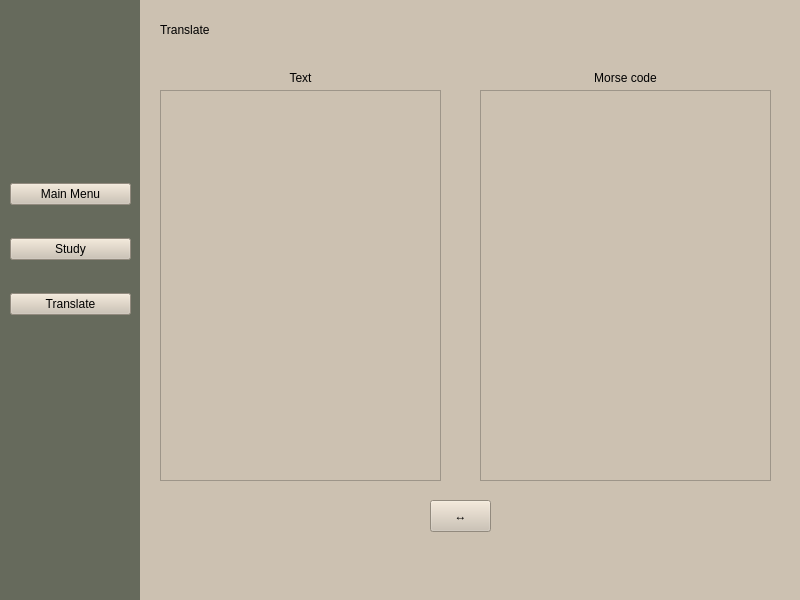
The window that mainmenu.ui (University-of-Utah-CS3505/a9-an-educational-app-BrittonJordan) describes before a commit, drawn with Qt 5.
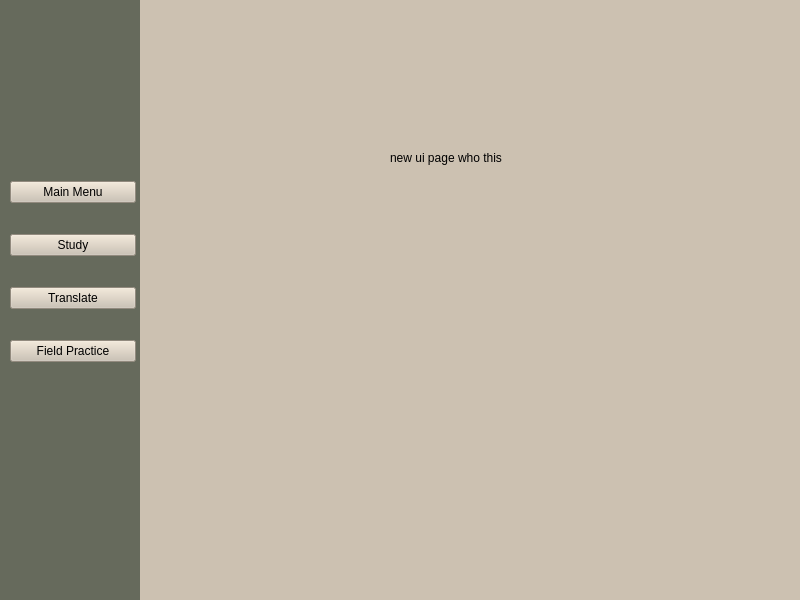
The same window after the commit.

Commit message: added field practice page

What changed in the file:
```diff
--- a/mainmenu.ui
+++ b/mainmenu.ui
@@ -30,7 +30,7 @@
      <string notr="true">background-color: rgb(204, 193, 177);</string>
     </property>
     <property name="currentIndex">
-     <number>3</number>
+     <number>4</number>
     </property>
     <widget class="QWidget" name="topMenu">
      <widget class="QLabel" name="gameTitleLabel">
@@ -1267,17 +1267,32 @@
       </property>
      </widget>
     </widget>
+    <widget class="QWidget" name="page">
+     <widget class="QLabel" name="label">
+      <property name="geometry">
+       <rect>
+        <x>250</x>
+        <y>150</y>
+        <width>291</width>
+        <height>16</height>
+       </rect>
+      </property>
+      <property name="text">
+       <string>new ui page who this</string>
+      </property>
+     </widget>
+    </widget>
    </widget>
    <widget class="QWidget" name="verticalLayoutWidget">
     <property name="geometry">
      <rect>
       <x>10</x>
       <y>170</y>
-      <width>121</width>
-      <height>158</height>
+      <width>126</width>
+      <height>203</height>
      </rect>
     </property>
-    <layout class="QVBoxLayout" name="menuButtonsLayout" stretch="0,0,0">
+    <layout class="QVBoxLayout" name="menuButtonsLayout" stretch="0,0,0,0">
      <property name="spacing">
       <number>20</number>
      </property>
@@ -1330,6 +1345,16 @@
        </property>
       </widget>
      </item>
+     <item>
+      <widget class="QPushButton" name="fieldPracticeButton">
+       <property name="styleSheet">
+        <string notr="true">background-color: rgb(204, 193, 177);</string>
+       </property>
+       <property name="text">
+        <string>Field Practice</string>
+       </property>
+      </widget>
+     </item>
     </layout>
    </widget>
   </widget>
```
The commit also changes 2 other files.
